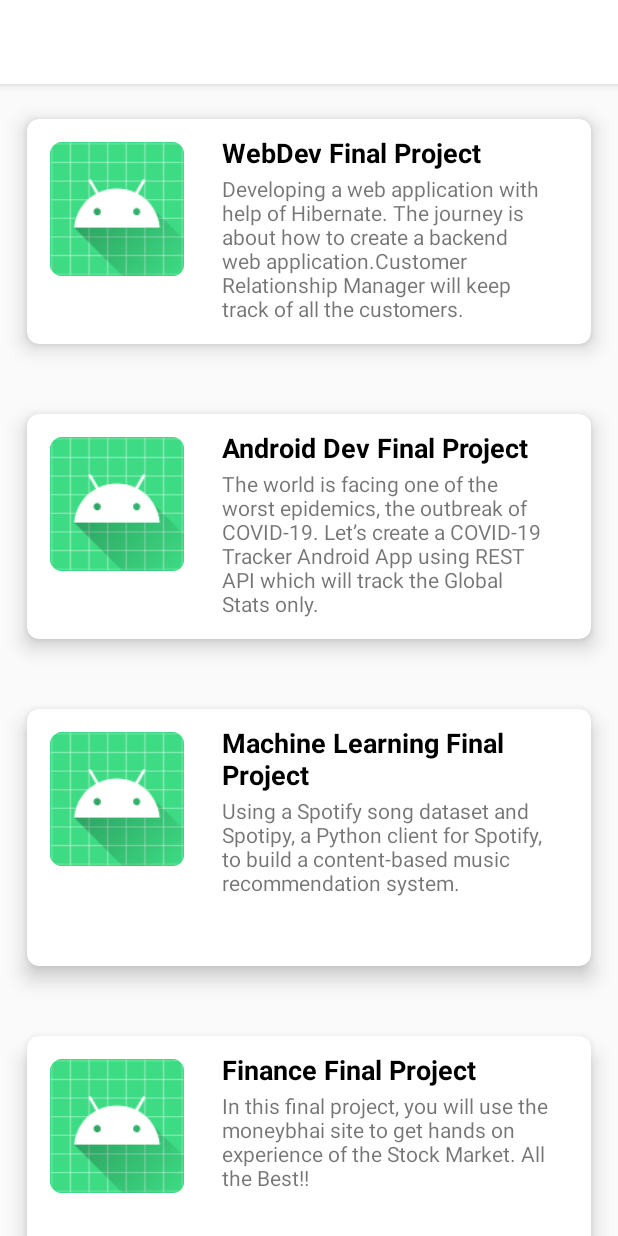
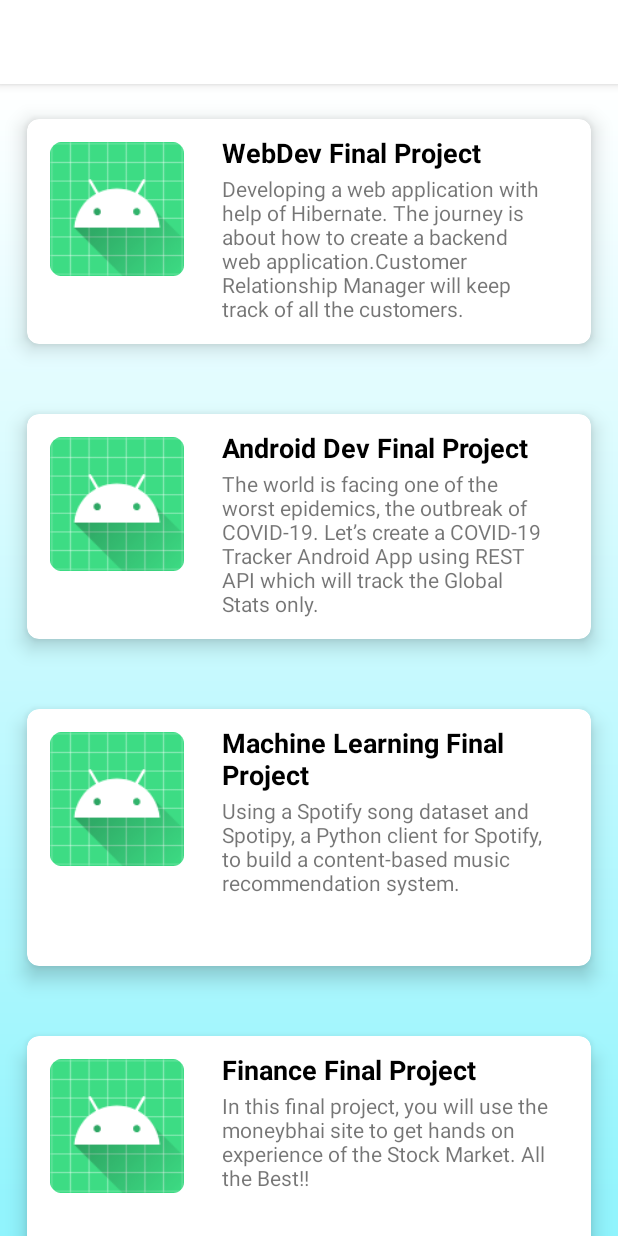
Before and after one commit to shreyassspp/Noob_Coders, an Android app: the screen it shows after launch once a user with an empty profile is signed in (MainActivity), in the side drawer, after a tap on "Projects", on a phone screen of 412 x 824 dp. Run offline under Robolectric (Android 15) with nearby library versions, the phone set to English and light mode, and no system bars; our stand-ins replace Firebase (no records; nobody signed in at launch, a user with empty details on screens opened directly); libraries missing offline, so code that uses them is left out: com.daprlabs.cardstack; 3 statements that could not run were skipped.

Commit message:
changes to UI for counselling and projects

```diff
--- a/app/src/main/res/layout/fragment_counselling.xml
+++ b/app/src/main/res/layout/fragment_counselling.xml
@@ -5,6 +5,7 @@
     android:layout_width="match_parent"
     android:layout_height="match_parent"
     android:orientation="vertical"
+    android:background="@drawable/bg_white_gradient"
     tools:context=".MainActivity">
 
     <!--on below line we are creating a swipe
--- a/app/src/main/res/layout/fragment_projects.xml
+++ b/app/src/main/res/layout/fragment_projects.xml
@@ -4,6 +4,7 @@
     xmlns:tools="http://schemas.android.com/tools"
     android:layout_width="match_parent"
     android:layout_height="match_parent"
+    android:background="@drawable/bg_white_gradient"
     tools:context=".MainActivity">
 
     <androidx.recyclerview.widget.RecyclerView
```
